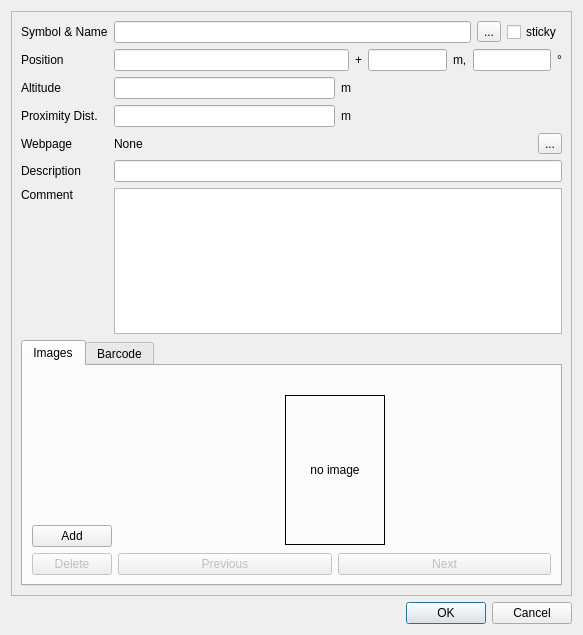
Old version of the form src/IDlgEditWpt.ui in the repository ntruchsess/QLandkarteGT.
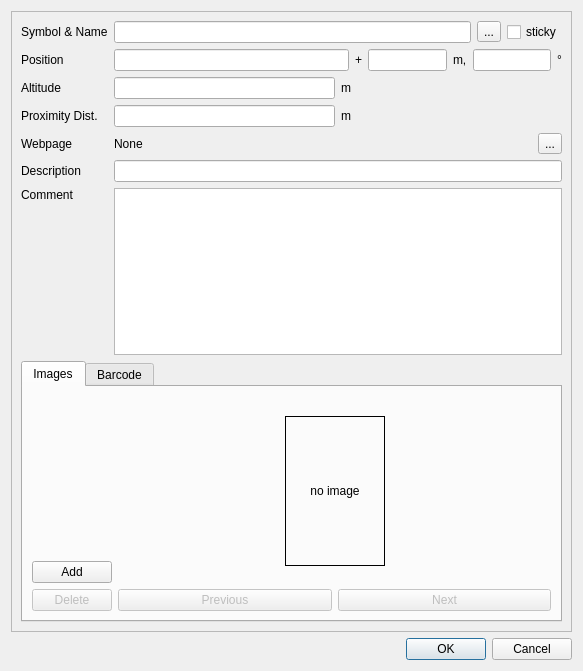
New version of the form.

Commit message: silence alt key for !win32

Patch:
```diff
--- a/src/IDlgEditWpt.ui
+++ b/src/IDlgEditWpt.ui
@@ -7,7 +7,7 @@
     <x>0</x>
     <y>0</y>
     <width>583</width>
-    <height>635</height>
+    <height>671</height>
    </rect>
   </property>
   <property name="windowTitle">
```
Left out of the diff: 8 changed lines with no effect on the pictures. The commit also changes 2 other files.
